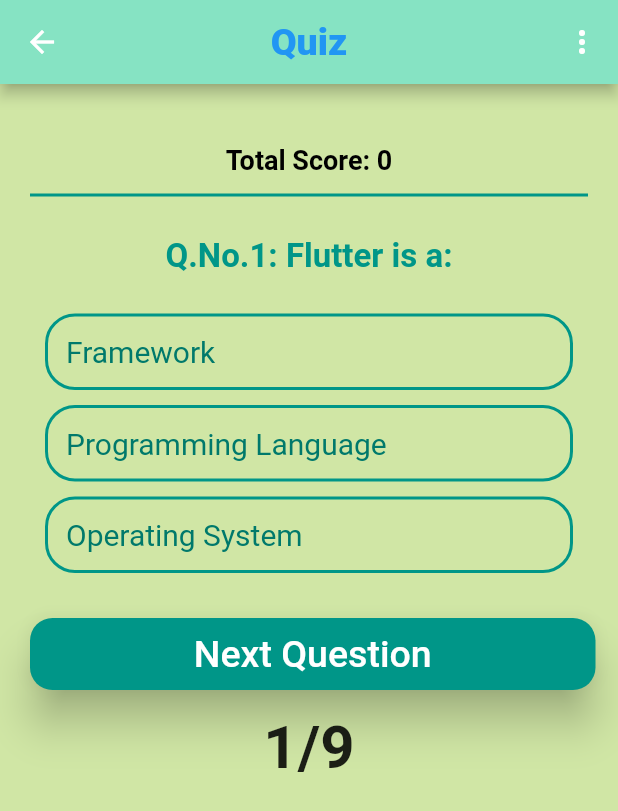
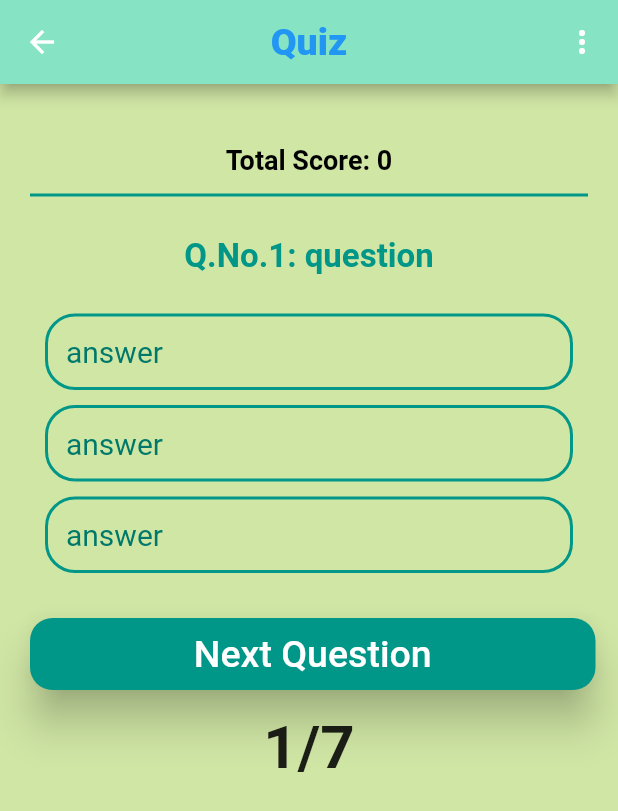
Before and after one commit to AmarjeetSrivastava/notestemplate, a Flutter app: the Quiz1 screen opened directly, on a phone screen of 412 x 824 dp. Shown: the top 811 px of the screen. Run offline on Flutter 3.47's test engine with Material 2 defaults, Android fonts, the phone set to English and light mode, and no system bars; missing offline and left inert: bulleted_list.

Commit message:
quiz-model-created

```diff
--- a/lib/data/data.dart
+++ b/lib/data/data.dart
@@ -4,8 +4,9 @@ import 'package:flutter/cupertino.dart';
 
 import 'package:my_notes/widgets/widgets.dart';
 
-final applicationName = "Operating System Notes";
+const applicationName = "Operating System Notes";
 
+//Chapters List
 final chapters = [
   "Introduction",
   "Concurrent Processes",
@@ -14,6 +15,7 @@ final chapters = [
   "I/O Management and Disk Scheduling",
 ];
 
+//Topics Lists
 List topic1 = [
   "Operating System & Function",
   "Classifiation of Operating System",
@@ -23,7 +25,6 @@ List topic1 = [
   "Reenterent Kernels",
   "Quiz1",
 ];
-
 List topic2 = [
   "Process Concept",
   "Principal of Concurrency",
@@ -82,6 +83,8 @@ List topic5 = [
   "File System Protection and Security",
   "Quiz",
 ];
+
+//Widgets Lists
 List topicWidget1 = [
   TopicName(
     title: topic1[0],
@@ -152,86 +155,157 @@ List topicWidget5 = [
   Text("topic 59"),
 ];
 
-final questions1 = [
-  {
-    'question': 'Flutter is a:',
-    'answers': [
-      {'answerText': 'Framework', 'score': true},
-      {'answerText': 'Programming Language', 'score': false},
-      {'answerText': 'Operating System', 'score': false},
+// final questions1 = [
+//   {
+//     'question': 'Flutter is a:',
+//     'answers': [
+//       {'answerText': 'Framework', 'score': true},
+//       {'answerText': 'Programming Language', 'score': false},
+//       {'answerText': 'Operating System', 'score': false},
+//     ],
+//   },
+//   {
+//     'question': 'A __________ is a sequence of asynchronus events',
+//     'answers': [
+//       {'answerText': 'Current', 'score': false},
+//       {'answerText': 'Flow', 'score': false},
+//       {'answerText': 'Stream', 'score': true},
+//     ],
+//   },
+//   {
+//     'question': 'Flutter is a Framework of:',
+//     'answers': [
+//       {'answerText': 'JavaScript', 'score': false},
+//       {'answerText': 'Java', 'score': false},
+//       {'answerText': 'Dart', 'score': true},
+//     ],
+//   },
+//   {
+//     'question': 'Dart and Flutter are products of:',
+//     'answers': [
+//       {'answerText': 'Apple', 'score': false},
+//       {'answerText': 'Google', 'score': true},
+//       {'answerText': 'BMW', 'score': false},
+//     ],
+//   },
+//   {
+//     'question': 'Which one is a deprecated element in flutter',
+//     'answers': [
+//       {'answerText': 'RaisedButton', 'score': true},
+//       {'answerText': 'SingleChildScrollView', 'score': false},
+//       {'answerText': 'Container', 'score': false},
+//     ],
+//   },
+//   {
+//     'question': 'When was Flutter Created',
+//     'answers': [
+//       {'answerText': 'May, 2017', 'score': true},
+//       {'answerText': 'January, 2016', 'score': false},
+//       {'answerText': 'April, 2018', 'score': false},
+//     ],
+//   },
+//   {
+//     'question': 'Official Website of Flutter is:',
+//     'answers': [
+//       {'answerText': 'flutter.com', 'score': false},
+//       {'answerText': 'flutter.dev', 'score': true},
+//       {'answerText': 'flutter.net', 'score': false},
+//     ],
+//   },
+//   {
+//     'question': 'Command to build apk in flutter',
+//     'answers': [
+//       {'answerText': 'flutter apk build', 'score': false},
+//       {'answerText': 'flutter create apk', 'score': false},
+//       {'answerText': 'flutter build apk', 'score': true},
+//     ],
+//   },
+//   {
+//     'question': 'Command to delete build in Flutter:',
+//     'answers': [
+//       {'answerText': 'flutter clean build', 'score': false},
+//       {'answerText': 'flutter delete build', 'score': false},
+//       {'answerText': 'flutter clean', 'score': true},
+//     ],
+//   },
+// ];
+
+//Question Model
+class Questionss {
+  final String question;
+  List<Answerss> answerss;
+  Questionss({
+    required this.question,
+    required this.answerss,
+  });
+}
+
+//Answers Model
+class Answerss {
+  String answer;
+  bool score;
+  Answerss({
+    required this.answer,
+    required this.score,
+  });
+}
+
+//Questions List
+final ques = [
+  Questionss(
+    question: "question",
+    answerss: [
+      Answerss(answer: "answer", score: true),
+      Answerss(answer: "answer", score: false),
+      Answerss(answer: "answer", score: false),
     ],
-  },
-  {
-    'question': 'A __________ is a sequence of asynchronus events',
-    'answers': [
-      {'answerText': 'Current', 'score': false},
-      {'answerText': 'Flow', 'score': false},
-      {'answerText': 'Stream', 'score': true},
+  ),
+  Questionss(
+    question: "question",
+    answerss: [
+      Answerss(answer: "answer", score: true),
+      Answerss(answer: "answer", score: false),
+      Answerss(answer: "answer", score: false),
     ],
-  },
-  {
-    'question': 'Flutter is a Framework of:',
-    'answers': [
-      {'answerText': 'JavaScript', 'score': false},
-      {'answerText': 'Java', 'score': false},
-      {'answerText': 'Dart', 'score': true},
+  ),
+  Questionss(
+    question: "question",
+    answerss: [
+      Answerss(answer: "answer", score: true),
+      Answerss(answer: "answer", score: false),
+      Answerss(answer: "answer", score: false),
     ],
-  },
-  {
-    'question': 'Dart and Flutter are products of:',
-    'answers': [
-      {'answerText': 'Apple', 'score': false},
-      {'answerText': 'Google', 'score': true},
-      {'answerText': 'BMW', 'score': false},
+  ),
+  Questionss(
+    question: "question",
+    answerss: [
+      Answerss(answer: "answer", score: true),
+      Answerss(answer: "answer", score: false),
+      Answerss(answer: "answer", score: false),
     ],
-  },
-  {
-    'question': 'Which one is a deprecated element in flutter',
-    'answers': [
-      {'answerText': 'RaisedButton', 'score': true},
-      {'answerText': 'SingleChildScrollView', 'score': false},
-      {'answerText': 'Container', 'score': false},
+  ),
+  Questionss(
+    question: "question",
+    answerss: [
+      Answerss(answer: "answer", score: true),
+      Answerss(answer: "answer", score: false),
+      Answerss(answer: "answer", score: false),
     ],
-  },
-  {
-    'question': 'When was Flutter Created',
-    'answers': [
-      {'answerText': 'May, 2017', 'score': true},
-      {'answerText': 'January, 2016', 'score': false},
-      {'answerText': 'April, 2018', 'score': false},
+  ),
+  Questionss(
+    question: "question",
+    answerss: [
+      Answerss(answer: "answer", score: true),
+      Answerss(answer: "answer", score: false),
+      Answerss(answer: "answer", score: false),
     ],
-  },
-  {
-    'question': 'Official Website of Flutter is:',
-    'answers': [
-      {'answerText': 'flutter.com', 'score': false},
-      {'answerText': 'flutter.dev', 'score': true},
-      {'answerText': 'flutter.net', 'score': false},
+  ),
+  Questionss(
+    question: "question",
+    answerss: [
+      Answerss(answer: "answer", score: true),
+      Answerss(answer: "answer", score: false),
+      Answerss(answer: "answer", score: false),
     ],
-  },
-  {
-    'question': 'Command to build apk in flutter',
-    'answers': [
-      {'answerText': 'flutter apk build', 'score': false},
-      {'answerText': 'flutter create apk', 'score': false},
-      {'answerText': 'flutter build apk', 'score': true},
-    ],
-  },
-  {
-    'question': 'Command to delete build in Flutter:',
-    'answers': [
-      {'answerText': 'flutter clean build', 'score': false},
-      {'answerText': 'flutter delete build', 'score': false},
-      {'answerText': 'flutter clean', 'score': true},
-    ],
-  },
+  ),
 ];
-
-// class Answers {
-//   final String answer;
-//   final bool score;
-//   Answers({
-//     required this.answer,
-//     required this.score,
-//   });
-// }
--- a/lib/widgets/widgets.dart
+++ b/lib/widgets/widgets.dart
@@ -1,7 +1,6 @@
 // ignore_for_file: prefer_const_constructors, prefer_typing_uninitialized_variables, prefer_const_literals_to_create_immutables
 
 import 'package:bulleted_list/bulleted_list.dart';
-import 'package:flutter/cupertino.dart';
 import 'package:flutter/material.dart';
 
 import 'package:my_notes/data/data.dart';
@@ -484,7 +483,7 @@ class _Quiz1State extends State<Quiz1> {
               ),
       );
       //when the quiz ends
-      if (_questionNo + 1 == questions1.length) {
+      if (_questionNo + 1 == ques.length) {
         endQuiz = true;
       }
     });
@@ -501,7 +500,7 @@ class _Quiz1State extends State<Quiz1> {
       correctAnswer = false;
     });
     // what happens at the end of the quiz
-    if (_questionNo >= questions1.length) {
+    if (_questionNo >= ques.length) {
       _resetQuiz();
     }
   }
@@ -553,7 +552,7 @@ class _Quiz1State extends State<Quiz1> {
             Padding(
               padding: const EdgeInsets.only(left: 20, right: 20),
               child: Text(
-                "Q.No.${_questionNo + 1}: ${questions1[_questionNo]['question']}",
+                "Q.No.${_questionNo + 1}: ${ques[_questionNo].question}",
                 textAlign: TextAlign.justify,
                 style: textTitleStyle.copyWith(color: quizColor),
               ),
@@ -561,10 +560,9 @@ class _Quiz1State extends State<Quiz1> {
             SizedBox(
               height: 20,
             ),
-            ...(questions1[_questionNo]['answers'] as List<Map<String, Object>>)
-                .map(
+            ...(ques[_questionNo].answerss).map(
               (answer) => Answer(
-                answerText: "${answer['answerText']}",
+                answerText: "${answer.answer}",
                 answerColor: answerSelected
                     ? correctAnswer
                         ? Colors.green.shade200
@@ -576,7 +574,7 @@ class _Quiz1State extends State<Quiz1> {
                     return;
                   }
                   //answer is being selected
-                  _questionAnswered(answer['score'] as bool);
+                  _questionAnswered(answer.score as bool);
                 },
               ),
             ),
@@ -639,7 +637,7 @@ class _Quiz1State extends State<Quiz1> {
             Container(
               padding: const EdgeInsets.all(15.0),
               child: Text(
-                '${_questionNo + 1}/${questions1.length}',
+                '${_questionNo + 1}/${ques.length}',
                 style: const TextStyle(
                     fontSize: 40.0, fontWeight: FontWeight.bold),
               ),
```
